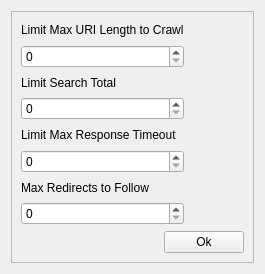
andrascii/RiveSolutions_SEO_Spider, file quickiewebbot/ui/limits_settings.ui: the form before one commit.
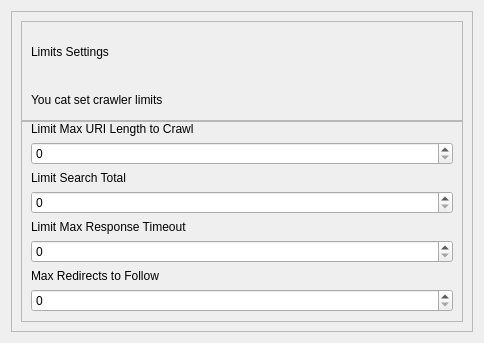
The form after the commit.

Commit message: окончательно доделано окно настроек лимитов

Diff of the .ui file:
```diff
--- a/quickiewebbot/ui/limits_settings.ui
+++ b/quickiewebbot/ui/limits_settings.ui
@@ -6,8 +6,8 @@
    <rect>
     <x>0</x>
     <y>0</y>
-    <width>265</width>
-    <height>274</height>
+    <width>484</width>
+    <height>343</height>
    </rect>
   </property>
   <property name="windowTitle">
@@ -23,37 +23,64 @@
       <enum>QFrame::Raised</enum>
      </property>
      <layout class="QVBoxLayout" name="verticalLayout_6">
+      <property name="spacing">
+       <number>0</number>
+      </property>
       <item>
-       <layout class="QGridLayout" name="settingsFrame">
-        <item row="0" column="1">
-         <spacer name="horizontalSpacer">
-          <property name="orientation">
-           <enum>Qt::Horizontal</enum>
-          </property>
-          <property name="sizeHint" stdset="0">
+       <widget class="QFrame" name="headerFrame">
+        <property name="minimumSize">
+         <size>
+          <width>0</width>
+          <height>0</height>
+         </size>
+        </property>
+        <property name="maximumSize">
            <size>
-            <width>40</width>
-            <height>20</height>
-           </size>
-          </property>
-         </spacer>
-        </item>
-        <item row="1" column="0">
-         <layout class="QVBoxLayout" name="verticalLayout_2">
+          <width>16777215</width>
+          <height>16777215</height>
+         </size>
+        </property>
+        <property name="frameShape">
+         <enum>QFrame::StyledPanel</enum>
+        </property>
+        <property name="frameShadow">
+         <enum>QFrame::Raised</enum>
+        </property>
+        <layout class="QVBoxLayout" name="verticalLayout_12">
+         <property name="bottomMargin">
+          <number>0</number>
+         </property>
           <item>
-           <widget class="QLabel" name="label">
+          <widget class="QLabel" name="headerName">
             <property name="text">
-             <string>Limit Search Total</string>
+            <string>Limits Settings</string>
             </property>
            </widget>
           </item>
           <item>
-           <widget class="QSpinBox" name="limitSearch"/>
-          </item>
-         </layout>
-        </item>
+          <widget class="QLabel" name="text">
+           <property name="text">
+            <string>You cat set crawler limits</string>
+           </property>
+          </widget>
+         </item>
+        </layout>
+       </widget>
+      </item>
+      <item>
+       <widget class="QFrame" name="settingsFrame">
+        <property name="frameShape">
+         <enum>QFrame::StyledPanel</enum>
+        </property>
+        <property name="frameShadow">
+         <enum>QFrame::Raised</enum>
+        </property>
+        <layout class="QGridLayout" name="gridLayout_2">
+         <property name="topMargin">
+          <number>0</number>
+         </property>
         <item row="0" column="0">
-         <layout class="QVBoxLayout" name="verticalLayout_3">
+          <layout class="QVBoxLayout" name="verticalLayout_8">
           <item>
            <widget class="QLabel" name="label_2">
             <property name="text">
@@ -62,12 +89,16 @@
            </widget>
           </item>
           <item>
-           <widget class="QSpinBox" name="limitURILength"/>
+            <widget class="QSpinBox" name="limitURILength">
+             <property name="controlKey" stdset="0">
+              <string notr="true">limitMaxUrlLength</string>
+             </property>
+            </widget>
           </item>
          </layout>
         </item>
         <item row="3" column="0">
-         <layout class="QVBoxLayout" name="verticalLayout_5">
+          <layout class="QVBoxLayout" name="verticalLayout_9">
           <item>
            <widget class="QLabel" name="label_4">
             <property name="text">
@@ -76,12 +107,34 @@
            </widget>
           </item>
           <item>
-           <widget class="QSpinBox" name="maxRedirects"/>
+            <widget class="QSpinBox" name="maxRedirects">
+             <property name="controlKey" stdset="0">
+              <string notr="true">maxRedirectCount</string>
+             </property>
+            </widget>
+           </item>
+          </layout>
+         </item>
+         <item row="1" column="0">
+          <layout class="QVBoxLayout" name="verticalLayout_7">
+           <item>
+            <widget class="QLabel" name="label_5">
+             <property name="text">
+              <string>Limit Search Total</string>
+             </property>
+            </widget>
+           </item>
+           <item>
+            <widget class="QSpinBox" name="limitSearch">
+             <property name="controlKey" stdset="0">
+              <string notr="true">limitSearchTotal</string>
+             </property>
+            </widget>
           </item>
          </layout>
         </item>
         <item row="2" column="0">
-         <layout class="QVBoxLayout" name="verticalLayout_4">
+          <layout class="QVBoxLayout" name="verticalLayout_10">
           <item>
            <widget class="QLabel" name="label_3">
             <property name="text">
@@ -90,35 +143,16 @@
            </widget>
           </item>
           <item>
-           <widget class="QSpinBox" name="responseTimeout"/>
+            <widget class="QSpinBox" name="responseTimeout">
+             <property name="controlKey" stdset="0">
+              <string notr="true">limitTimeout</string>
+             </property>
+            </widget>
           </item>
          </layout>
         </item>
        </layout>
-      </item>
-      <item>
-       <layout class="QHBoxLayout" name="horizontalLayout">
-        <item>
-         <spacer name="horizontalSpacer_2">
-          <property name="orientation">
-           <enum>Qt::Horizontal</enum>
-          </property>
-          <property name="sizeHint" stdset="0">
-           <size>
-            <width>138</width>
-            <height>20</height>
-           </size>
-          </property>
-         </spacer>
-        </item>
-        <item>
-         <widget class="QPushButton" name="okButton">
-          <property name="text">
-           <string>Ok</string>
-          </property>
-         </widget>
-        </item>
-       </layout>
+       </widget>
       </item>
      </layout>
     </widget>
```
Left out of the diff: 8 changed lines with no effect on the pictures. Lines whose indentation alone changed are shown as unchanged.
